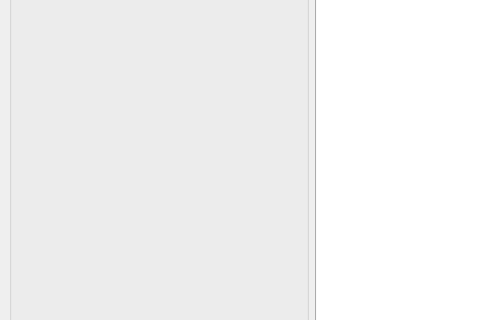
Before: the Qt Designer form interface/mainwindow.ui in ccarb/ThermstUtils, drawn with Qt 5; both pictures show x 0 to 480 and y 186 to 506 of the 800 by 600 pixel window.
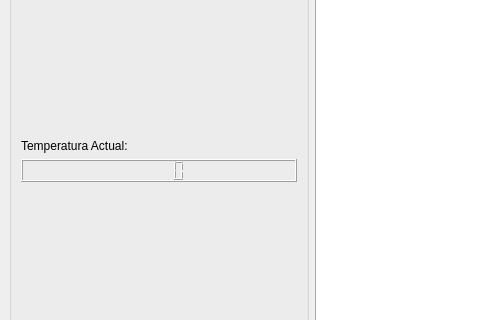
After: the same form once the commit is applied. The open tabs and pages were chosen to show the change.

Patch:
```diff
--- a/interface/mainwindow.ui
+++ b/interface/mainwindow.ui
@@ -153,6 +153,39 @@
          </property>
         </widget>
        </item>
+       <item>
+        <spacer name="verticalSpacer">
+         <property name="orientation">
+          <enum>Qt::Vertical</enum>
+         </property>
+         <property name="sizeHint" stdset="0">
+          <size>
+           <width>20</width>
+           <height>40</height>
+          </size>
+         </property>
+        </spacer>
+       </item>
+       <item>
+        <widget class="QLabel" name="label">
+         <property name="text">
+          <string>Temperatura Actual:</string>
+         </property>
+        </widget>
+       </item>
+       <item>
+        <widget class="QLCDNumber" name="lcdNumber">
+         <property name="font">
+          <font>
+           <weight>50</weight>
+           <bold>false</bold>
+          </font>
+         </property>
+         <property name="intValue" stdset="0">
+          <number>0</number>
+         </property>
+        </widget>
+       </item>
        <item>
         <spacer name="settingsSpacer">
          <property name="orientation">
```
Left out of the diff: 33 changed lines with no effect on the pictures.
